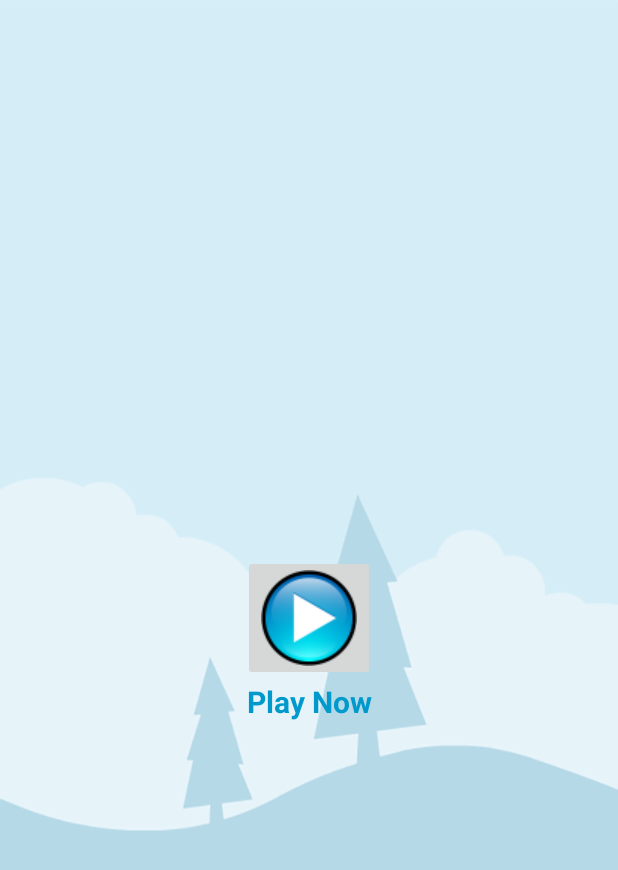
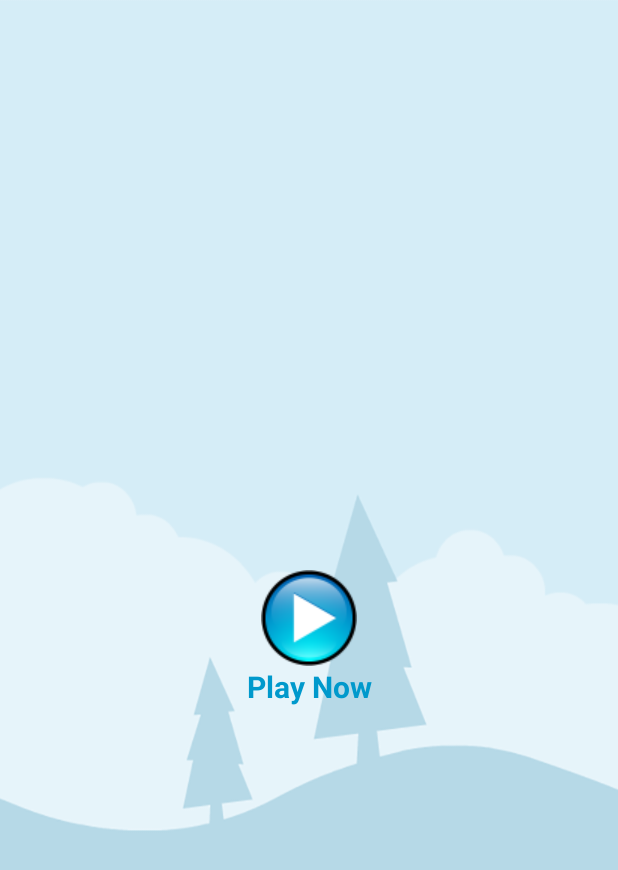
Before and after one commit to amirisback/android-game-retro-snake, an Android app: the screen it shows after launch (MainActivity), on a phone screen of 412 x 824 dp. Shown: the top 870 px of the screen. Run offline under Robolectric (Android 15) with nearby library versions, the light colour scheme and no system bars.

Commit message:
fixing bug

```diff
--- a/app/build.gradle.kts
+++ b/app/build.gradle.kts
@@ -47,7 +47,6 @@ dependencies {
     implementation("androidx.appcompat:appcompat:1.6.1")
     implementation("com.google.android.material:material:1.11.0")
     implementation("androidx.constraintlayout:constraintlayout:2.1.4")
-    implementation("com.google.android.gms:play-services-ads:22.6.0")
 
     testImplementation("junit:junit:4.13.2")
     androidTestImplementation("androidx.test.ext:junit:1.1.5")
--- a/app/src/main/AndroidManifest.xml
+++ b/app/src/main/AndroidManifest.xml
@@ -33,10 +33,6 @@
             android:name=".GameOverActivity"
             android:exported="false" />
 
-        <meta-data
-            android:name="com.google.android.gms.ads.APPLICATION_ID"
-            android:value="@string/app_id" />
-
     </application>
 
 </manifest>
--- a/app/src/main/java/io/github/amirisback/retrosnake/MainActivity.java
+++ b/app/src/main/java/io/github/amirisback/retrosnake/MainActivity.java
@@ -5,10 +5,6 @@ import android.os.Bundle;
 
 import androidx.annotation.NonNull;
 import androidx.annotation.Nullable;
-
-import com.google.android.gms.ads.AdRequest;
-import com.google.android.gms.ads.AdView;
-import com.google.android.gms.ads.MobileAds;
 
 import io.github.amirisback.retrosnake.databinding.ActivityMainBinding;
 
@@ -24,8 +20,6 @@ import io.github.amirisback.retrosnake.databinding.ActivityMainBinding;
 
 public class MainActivity extends BaseActivity<ActivityMainBinding> {
 
-    private AdView mAdView;
-
     @NonNull
     @Override
     protected ActivityMainBinding setupViewBinding() {
@@ -35,14 +29,6 @@ public class MainActivity extends BaseActivity<ActivityMainBinding> {
     @Override
     protected void onCreate(@Nullable Bundle savedInstanceState) {
         super.onCreate(savedInstanceState);
-
-        MobileAds.initialize(this, initializationStatus -> {
-
-        });
-        mAdView = findViewById(R.id.adView);
-        AdRequest adRequest = new AdRequest.Builder().build();
-        mAdView.loadAd(adRequest);
-
         getBinding().btnPlay.setOnClickListener(v -> play());
         getBinding().tvPlay.setOnClickListener(v -> play());
 
--- a/app/src/main/res/layout/activity_main.xml
+++ b/app/src/main/res/layout/activity_main.xml
@@ -11,7 +11,7 @@
         android:id="@+id/btn_play"
         android:layout_width="wrap_content"
         android:layout_height="wrap_content"
-        android:src="@drawable/play"
+        android:background="@drawable/play"
         app:layout_constraintBottom_toBottomOf="parent"
         app:layout_constraintEnd_toEndOf="parent"
         app:layout_constraintStart_toStartOf="parent"
@@ -29,18 +29,4 @@
         app:layout_constraintStart_toStartOf="parent"
         app:layout_constraintTop_toBottomOf="@id/btn_play" />
 
-    <com.google.android.gms.ads.AdView
-        xmlns:ads="http://schemas.android.com/apk/res-auto"
-        android:id="@+id/adView"
-        android:layout_width="wrap_content"
-        android:layout_height="wrap_content"
-        android:layout_centerHorizontal="true"
-        android:layout_alignParentBottom="true"
-        ads:adSize="BANNER"
-        app:layout_constraintEnd_toEndOf="parent"
-        app:layout_constraintStart_toStartOf="parent"
-        app:layout_constraintBottom_toBottomOf="parent"
-        ads:adUnitId="@string/app_banner">
-    </com.google.android.gms.ads.AdView>
-
 </androidx.constraintlayout.widget.ConstraintLayout>
--- a/app/src/main/res/values/strings.xml
+++ b/app/src/main/res/values/strings.xml
@@ -1,5 +1,3 @@
 <resources>
-    <string name="app_name">GameDev</string>
-    <string name="app_id">ca-app-pub-3940256099942544~3347511713</string>
-    <string name="app_banner">ca-app-pub-3940256099942544/6300978111</string>
+    <string name="app_name">Retro Snake</string>
 </resources>
```
Also changed, not shown: app/src/main/java/io/github/amirisback/retrosnake/GameOverActivity.java (+23 -0 lines), app/src/main/res/layout/activity_game_over.xml (+102 -3 lines).
